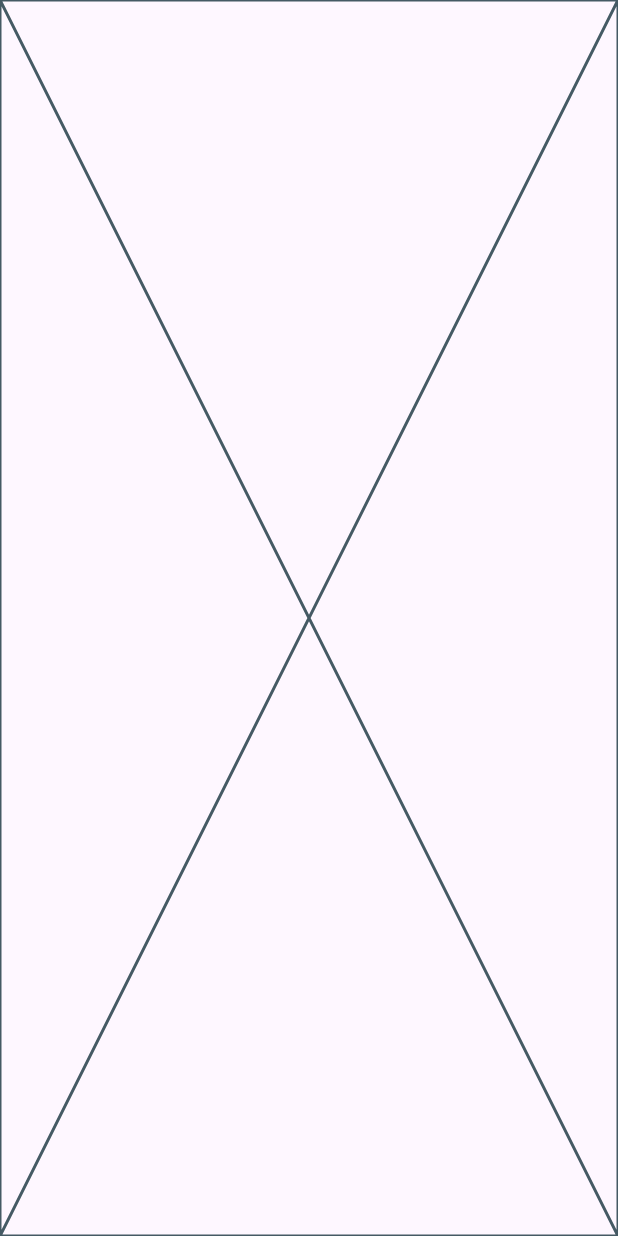
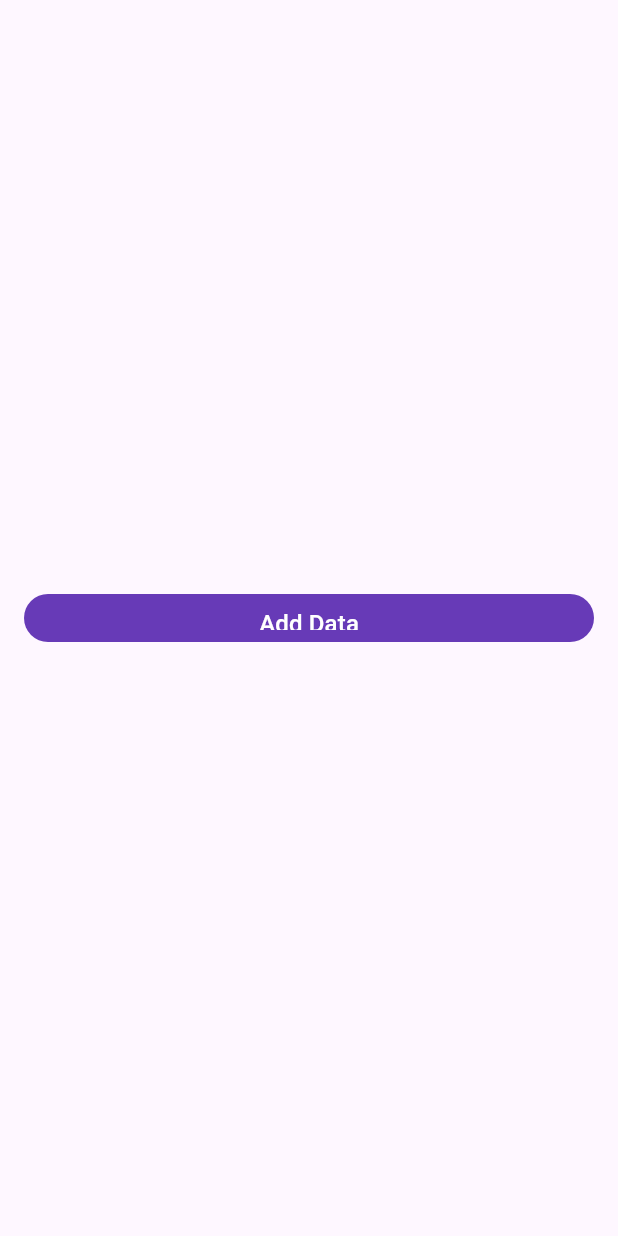
Before and after one commit to MuradZakaria/fruit_hub_dashboard, a Flutter app: the DashboardView screen opened by its route, on a phone screen of 412 x 824 dp. Run offline on Flutter 3.47's test engine with Material 3 defaults, Android fonts, the phone set to English and light mode, and no system bars; our stand-ins replace firebase_core; accounts and stored records are empty.

Commit message:
add custom button

```diff
--- /dev/null
+++ b/lib/core/widgets/custom_button.dart
@@ -0,0 +1,28 @@
+import 'package:flutter/material.dart';
+
+
+class CustomButton extends StatelessWidget {
+  const CustomButton({super.key, required this.text, required this.onPressed});
+  final String text;
+  final VoidCallback onPressed;
+  @override
+  Widget build(BuildContext context) {
+    return SizedBox(
+     width: double.infinity,
+      height: 32,
+      child: TextButton(
+        style: TextButton.styleFrom(
+          backgroundColor: Colors.deepPurple,
+        ),
+        onPressed: onPressed,
+        child: Padding(
+          padding: const EdgeInsets.symmetric(horizontal: 15),
+          child: Text(
+            text,
+            style: const TextStyle(color: Colors.white,fontSize: 16),
+          ),
+        ),
+      ),
+    );
+  }
+}
--- a/lib/features/dashboard/views/dashboard_view.dart
+++ b/lib/features/dashboard/views/dashboard_view.dart
@@ -8,7 +8,7 @@ static const String routeName = 'dashboard';
   @override
   Widget build(BuildContext context) {
     return const Scaffold(
-      body: DashboardViewBody(),
+      body:DashboardViewBody()
     );
   }
 }
--- a/lib/features/dashboard/views/dashboard_view_body.dart
+++ b/lib/features/dashboard/views/dashboard_view_body.dart
@@ -1,10 +1,25 @@
 import 'package:flutter/material.dart';
+import 'package:fruit_hub_dashboard/core/widgets/custom_button.dart';
 
 class DashboardViewBody extends StatelessWidget {
   const DashboardViewBody({super.key});
 
   @override
   Widget build(BuildContext context) {
-    return const Placeholder();
+    return  Scaffold(
+      body: Padding(
+        padding: const EdgeInsets.symmetric(horizontal: 16),
+        child: Column(
+            mainAxisAlignment: MainAxisAlignment.center,
+            children:  [
+             CustomButton(
+              text: 'Add Data',
+              onPressed: (){},
+             )
+            ],
+          ),
+      ),
+    );
+
   }
 }
--- a/lib/main.dart
+++ b/lib/main.dart
@@ -1,5 +1,6 @@
 import 'package:flutter/material.dart';
 import 'package:fruit_hub_dashboard/core/helpers_fuction/on_generate_route.dart';
+import 'package:fruit_hub_dashboard/features/dashboard/views/dashboard_view.dart';
 
 void main() {
   runApp(const MainApp());
@@ -13,6 +14,7 @@ class MainApp extends StatelessWidget {
     return const MaterialApp(
       debugShowCheckedModeBanner: false,
       onGenerateRoute: onGenerateRoute,
+      initialRoute: DashboardView.routeName,
     );
   }
 }
```
Also changed, not shown: 1 other file.
